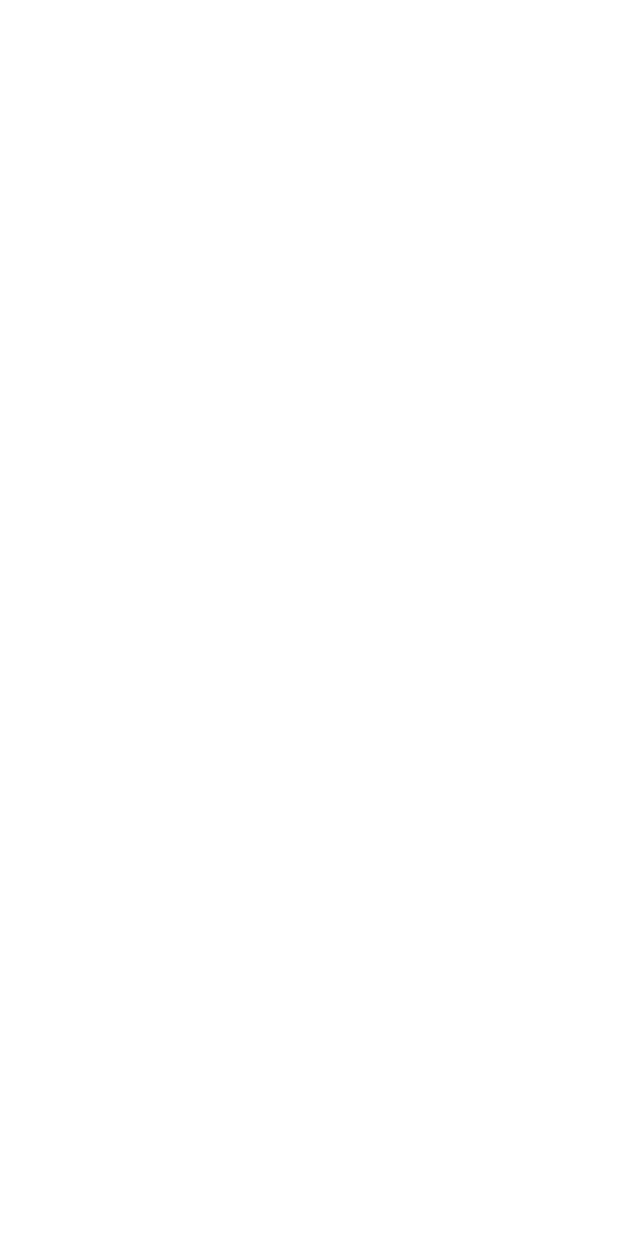
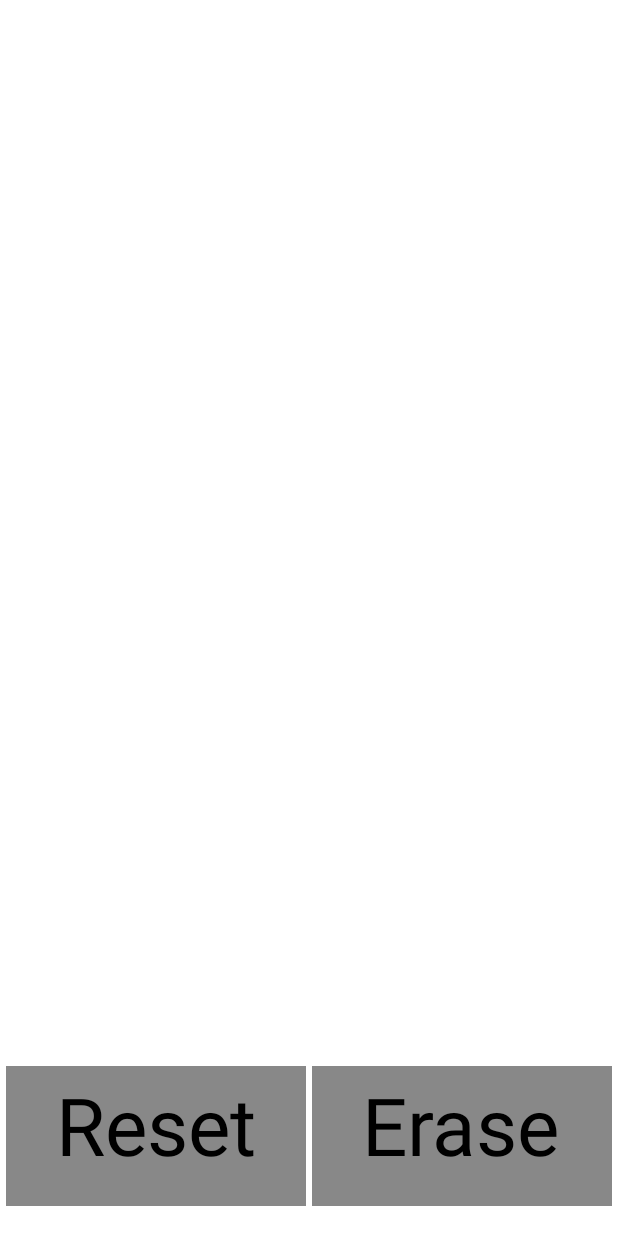
Before and after one commit to Maksym-Fedenko/Tracker, an Android app: the screen it shows after launch (MainActivity), on a phone screen of 412 x 824 dp. Before the commit the screen is empty. Run offline under Robolectric (Android 15) with nearby library versions, the phone set to English and light mode, and no system bars.

Commit message:
Done with "Reset" and "Erase" buttons

```diff
--- a/app/src/main/java/com/maksym/tracker/DrawView.java
+++ b/app/src/main/java/com/maksym/tracker/DrawView.java
@@ -6,7 +6,9 @@ import android.graphics.Bitmap;
 import android.graphics.Canvas;
 import android.graphics.Color;
 import android.graphics.Paint;
+import android.graphics.Path;
 import android.graphics.Point;
+import android.graphics.RectF;
 import android.os.Handler;
 import android.support.v7.app.AlertDialog;
 import android.util.FloatMath;
@@ -21,7 +23,7 @@ import android.view.WindowManager;
  */
 public class DrawView extends View {
     Paint p = new Paint();
-    boolean drawingMode;
+    boolean drawingMode, erase;
     float x ;
     float y ;
     Canvas canvas;
@@ -31,7 +33,11 @@ public class DrawView extends View {
     Finger finger;// = new Finger((int)x, (int)y);
     long lastTapTime;
     Point lastTapPosition;
+    Path path;
+    Point size;
     //Bitmap imageCopy = Bitmap.createBitmap(1000, 1000, Bitmap.Config.ARGB_4444); //commented because it's useless anyway
+    RectF but1, but2;
+    Path bpath;
 
 
     public DrawView(Context context) {
@@ -45,21 +51,28 @@ public class DrawView extends View {
         /** This block of code gets dimensions of screen into Point size**/
         WindowManager wm = (WindowManager) context.getSystemService(Context.WINDOW_SERVICE);
         Display display = wm.getDefaultDisplay();
-        Point size = new Point();
+        size = new Point();
         display.getSize(size);
         /**End of block**/
+
         image = Bitmap.createBitmap(size.x, size.y, Bitmap.Config.ARGB_4444);
-
         canvas = new Canvas(image);
+        path = new Path();
         canvas.drawColor(Color.WHITE);
         //this.setBackgroundColor(Color.GRAY);
-        //Bitmap b = Bitmap.createBitmap(getWidth(), getHeight(), Bitmap.Config.ARGB_8888);
-        //Canvas c = new Canvas(b);
+        erase=false;
+        bpath = new Path();
+        but1 = new RectF(size.x/3-200,size.y-170,size.x/3+100,size.y-30);
+        but2 = new RectF(size.x*2/3-100,size.y-170,size.x*2/3+200,size.y-30);
+        bpath.addRect(but1 ,Path.Direction.CW);
+        bpath.addRect(but2,Path.Direction.CW);
     }
 
     @Override
     protected void onDraw(Canvas canvas) {
         canvas.drawBitmap(image, 0, 0, p);
+        DrawButtons(size);
+        //canvas.drawPath(path, p);
     }
     //=============================-------MAIN-------------
     @Override
@@ -69,24 +82,19 @@ public class DrawView extends View {
         float y = event.getY();
 
 
-        /*String sDown = null;
-        String sMove = null;
-        String sUp = null;*/
+
         if(action  == MotionEvent.ACTION_DOWN || action == MotionEvent.ACTION_POINTER_DOWN){
-            //requestFocus();
             drawingMode = true;
+            finger=new Finger((int)x, (int)y);
             handler.postDelayed(longPress, 1000);
-            finger=new Finger((int)x, (int)y);
         }
 
         else if(action == MotionEvent.ACTION_UP || action == MotionEvent.ACTION_POINTER_UP) {
             if(System.currentTimeMillis() - finger.wasDown < 100 && finger.wasDown - lastTapTime < 200 &&
                     finger.wasDown - lastTapTime > 0 && checkDistance(finger.Now, lastTapPosition) < density * 25) {
-                //imageCopy=image.copy(image.getConfig(),true);
-                //canvas.drawColor(Color.WHITE);
                 AlertDialog.Builder builder = new AlertDialog.Builder(getContext());
-                String[] items = {"Красный", "Зелёный", "Синий", "Голубой", "Чёрный", "Белый", "Жёлый", "Розовый"};
-                final AlertDialog dialog = builder.setTitle("Выберите цвет кисти").setItems(items, new DialogInterface.OnClickListener() {
+                String[] items = {"Red", "Green", "Blue", "lBlue", "Black", "White", "Yellow", "Pink"};
+                final AlertDialog dialog = builder.setTitle("Choose color:").setItems(items, new DialogInterface.OnClickListener() {
                     public void onClick(DialogInterface dialog, int which) {
                         int[] colors = {Color.RED, Color.GREEN, Color.BLUE, 0xFF99CCFF, Color.BLACK, Color.WHITE,
                                 Color.YELLOW, 0xFFFFCC99};
@@ -104,6 +112,22 @@ public class DrawView extends View {
             lastTapTime = System.currentTimeMillis();
             lastTapPosition = finger.Now;
 
+            if (x>size.x/3-200 && x<size.x/3+100 && y>size.y-170 && y<size.y-30 /*&& action != MotionEvent.ACTION_MOVE*/) {
+                canvas.drawColor(Color.WHITE);
+                canvas.drawBitmap(image, 0, 0, p);
+                erase=false;
+            }
+            else if (x>size.x*2/3-100 && x<size.x*2/3+200 && y>size.y-170 && y<size.y-30/* && action != MotionEvent.ACTION_MOVE*/) {
+                if (!erase){
+                    p.setStrokeWidth(100);
+                    p.setColor(Color.WHITE);
+                    erase=true;
+                } else {
+                    p.setStrokeWidth(10);
+                    p.setColor(Color.RED);
+                    erase=false;
+                }
+            }
         }
 
         else if(action == MotionEvent.ACTION_MOVE){
@@ -127,19 +151,39 @@ public class DrawView extends View {
     public void checkGestures() {
 
         if (drawingMode) {
-            p.setStrokeWidth(10);
+            //p.setStrokeWidth(10);
             /** This is here for debug purposes*/
             //canvas.drawLine(1, 1, 200, 200, p);
             //Logging logging = new Logging(this.getClass().getCanonicalName());
             //logging.logCoords(finger.Before.x,finger.Before.y,
             //        finger.Now.x,finger.Now.y);
+            //pStart.x=Math.min(finger.Before.x,finger.Now.x)-(int)p.getStrokeWidth();
+            //pStart.y=Math.min(finger.Before.y,finger.Now.y)-(int)p.getStrokeWidth();
+
+            /*path.moveTo(finger.Before.x, finger.Before.y);
+            path.lineTo(finger.Now.x, finger.Now.y);
+            path.addCircle(finger.Before.x, finger.Before.y, p.getStrokeWidth() /2, Path.Direction.CW);
+            path.addCircle(finger.Now.x, finger.Now.y, p.getStrokeWidth() /2, Path.Direction.CW);*/
+            //canvas.drawPath(path, p);
 
             canvas.drawLine(finger.Before.x, finger.Before.y,
                     finger.Now.x, finger.Now.y, p);
             canvas.drawCircle(finger.Before.x, finger.Before.y, p.getStrokeWidth() /2, p);
             canvas.drawCircle(finger.Now.x, finger.Now.y, p.getStrokeWidth() /2, p);
-            //canvas.drawPoint(finger.Now.x, finger.Now.y,p);
         }
+    }
+
+    public void DrawButtons (Point size){
+        int old=p.getColor();
+        p.setColor(Color.GRAY);
+        canvas.drawPath(bpath, p);
+        p.setColor(Color.BLACK);
+        p.setTextSize(80);
+        canvas.drawText("Reset",size.x/3-150,size.y-80,p);
+        canvas.drawText("Erase",size.x*2/3-50,size.y-80,p);
+        p.setStyle(Paint.Style.FILL);
+        p.setColor(old);
+
     }
 
     static float checkDistance(Point p1, Point p2){
```
Also changed, not shown: app/src/main/java/com/maksym/tracker/DrawButtons.java (added, +39 -0 lines).
